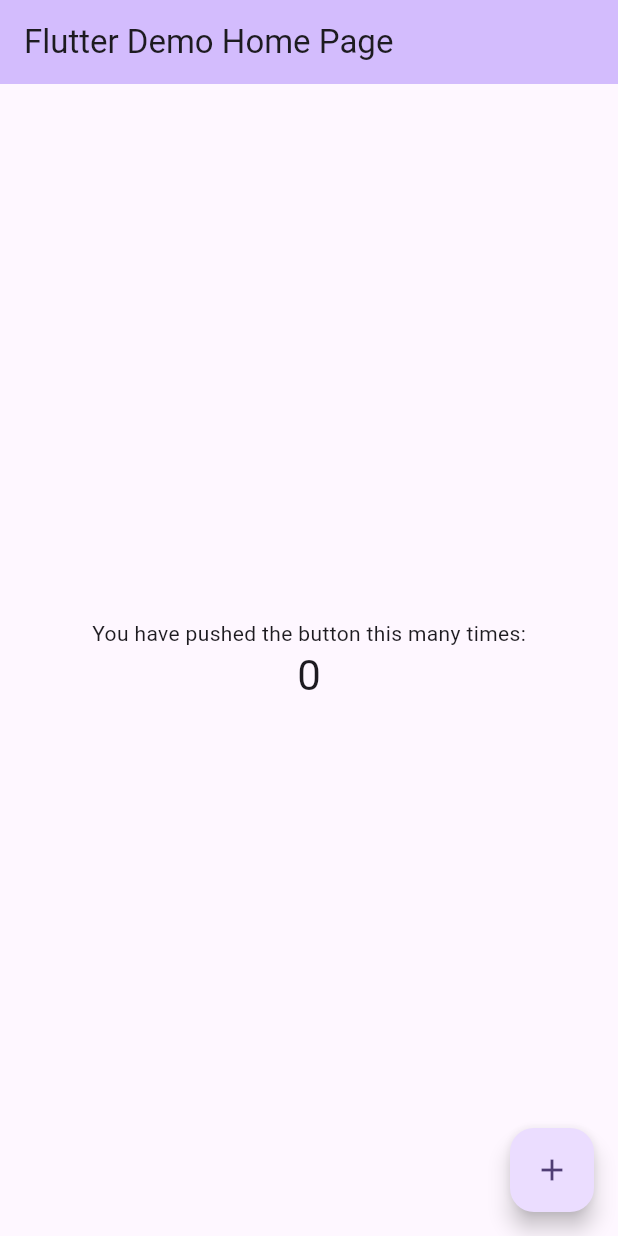
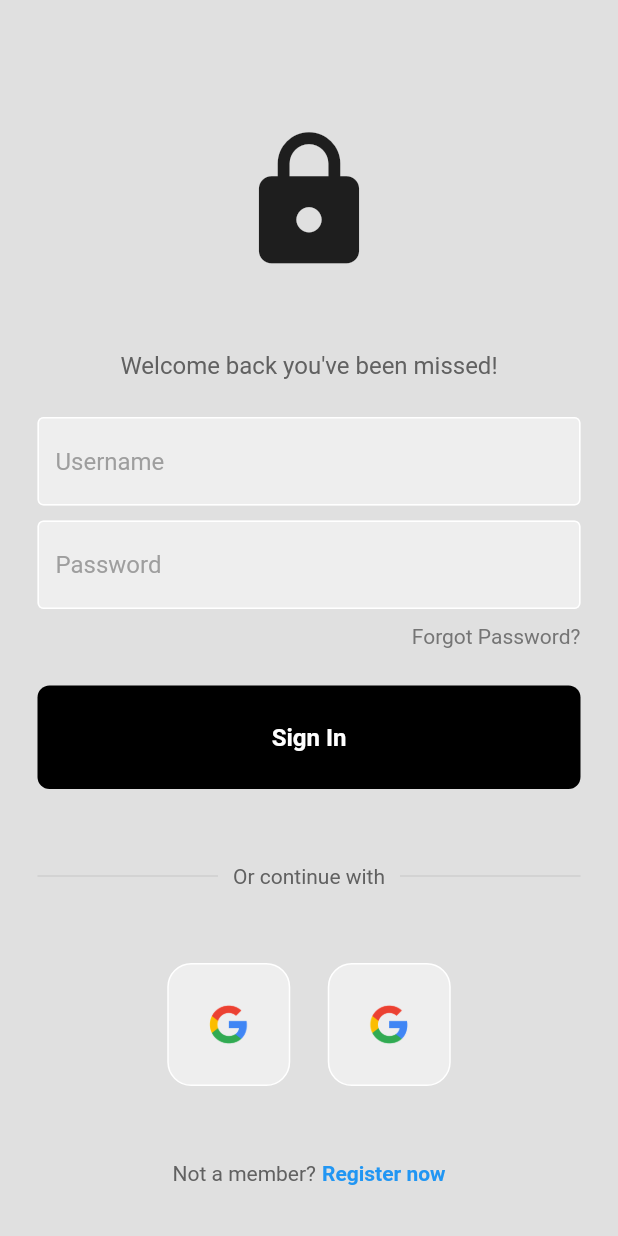
Before and after one commit to JiyaElsa02/Organic_ecommerceApp, a Flutter app: the screen it shows after launch, on a phone screen of 412 x 824 dp. Run offline on Flutter 3.47's test engine with Material 2 defaults, Android fonts, the light colour scheme and no system bars.

Commit message:
login_ui

```diff
--- /dev/null
+++ b/lib/components/my_button.dart
@@ -0,0 +1,32 @@
+import 'package:flutter/material.dart';
+
+class MyButton extends StatelessWidget {
+  final Function()? onTap;
+
+  const MyButton({super.key, required this.onTap});
+
+  @override
+  Widget build(BuildContext context) {
+    return GestureDetector(
+      onTap: onTap,
+      child: Container(
+        padding: const EdgeInsets.all(25),
+        margin: const EdgeInsets.symmetric(horizontal: 25),
+        decoration: BoxDecoration(
+          color: Colors.black,
+          borderRadius: BorderRadius.circular(8),
+        ),
+        child: const Center(
+          child: Text(
+            "Sign In",
+            style: TextStyle(
+              color: Colors.white,
+              fontWeight: FontWeight.bold,
+              fontSize: 16,
+            ),
+          ),
+        ),
+      ),
+    );
+  }
+}
--- /dev/null
+++ b/lib/components/my_textfield.dart
@@ -0,0 +1,36 @@
+import 'package:flutter/material.dart';
+
+class MyTextField extends StatelessWidget {
+  final controller;
+  final String hintText;
+  final bool obscureText;
+
+  const MyTextField({
+    super.key,
+    required this.controller,
+    required this.hintText,
+    required this.obscureText,
+  });
+
+  @override
+  Widget build(BuildContext context) {
+    return Padding(
+      padding: const EdgeInsets.symmetric(horizontal: 25.0),
+      child: TextField(
+        controller: controller,
+        obscureText: obscureText,
+        decoration: InputDecoration(
+          enabledBorder: const OutlineInputBorder(
+            borderSide: BorderSide(color: Colors.white),
+          ),
+          focusedBorder: OutlineInputBorder(
+            borderSide: BorderSide(color: Colors.grey.shade400),
+          ),
+          fillColor: Colors.grey.shade200,
+          filled: true,
+          hintText: hintText,
+          hintStyle: TextStyle(color: Colors.grey[500]),        ),
+      ),
+    );
+  }
+}
--- /dev/null
+++ b/lib/components/square_title.dart
@@ -0,0 +1,23 @@
+import 'package:flutter/material.dart';
+
+class SquareTile extends StatelessWidget {
+  final String imagePath;
+
+  const SquareTile({super.key, required this.imagePath});
+
+  @override
+  Widget build(BuildContext context) {
+    return Container(
+      padding: EdgeInsets.all(20),
+      decoration: BoxDecoration(
+        border: Border.all(color: Colors.white),
+        borderRadius: BorderRadius.circular(16),
+        color: Colors.grey[200],
+      ),
+      child: Image.asset(
+        imagePath,
+        height: 40,
+      ),
+    );
+  }
+}
--- a/lib/main.dart
+++ b/lib/main.dart
@@ -1,4 +1,6 @@
 import 'package:flutter/material.dart';
+import 'package:organic_ecommerce_app/pages/login_page.dart';
+
 
 void main() {
   runApp(const MyApp());
@@ -11,115 +13,8 @@ class MyApp extends StatelessWidget {
   @override
   Widget build(BuildContext context) {
     return MaterialApp(
-      title: 'Flutter Demo',
-      theme: ThemeData(
-        // This is the theme of your application.
-        //
-        // TRY THIS: Try running your application with "flutter run". You'll see
-        // the application has a blue toolbar. Then, without quitting the app,
-        // try changing the seedColor in the colorScheme below to Colors.green
-        // and then invoke "hot reload" (save your changes or press the "hot
-        // reload" button in a Flutter-supported IDE, or press "r" if you used
-        // the command line to start the app).
-        //
-        // Notice that the counter didn't reset back to zero; the application
-        // state is not lost during the reload. To reset the state, use hot
-        // restart instead.
-        //
-        // This works for code too, not just values: Most code changes can be
-        // tested with just a hot reload.
-        colorScheme: ColorScheme.fromSeed(seedColor: Colors.deepPurple),
-        useMaterial3: true,
-      ),
-      home: const MyHomePage(title: 'Flutter Demo Home Page'),
+      debugShowCheckedModeBanner: false,
+      home: LoginPage(),
     );
   }
 }
-
-class MyHomePage extends StatefulWidget {
-  const MyHomePage({super.key, required this.title});
-
-  // This widget is the home page of your application. It is stateful, meaning
-  // that it has a State object (defined below) that contains fields that affect
-  // how it looks.
-
-  // This class is the configuration for the state. It holds the values (in this
-  // case the title) provided by the parent (in this case the App widget) and
-  // used by the build method of the State. Fields in a Widget subclass are
-  // always marked "final".
-
-  final String title;
-
-  @override
-  State<MyHomePage> createState() => _MyHomePageState();
-}
-
-class _MyHomePageState extends State<MyHomePage> {
-  int _counter = 0;
-
-  void _incrementCounter() {
-    setState(() {
-      // This call to setState tells the Flutter framework that something has
-      // changed in this State, which causes it to rerun the build method below
-      // so that the display can reflect the updated values. If we changed
-      // _counter without calling setState(), then the build method would not be
-      // called again, and so nothing would appear to happen.
-      _counter++;
-    });
-  }
-
-  @override
-  Widget build(BuildContext context) {
-    // This method is rerun every time setState is called, for instance as done
-    // by the _incrementCounter method above.
-    //
-    // The Flutter framework has been optimized to make rerunning build methods
-    // fast, so that you can just rebuild anything that needs updating rather
-    // than having to individually change instances of widgets.
-    return Scaffold(
-      appBar: AppBar(
-        // TRY THIS: Try changing the color here to a specific color (to
-        // Colors.amber, perhaps?) and trigger a hot reload to see the AppBar
-        // change color while the other colors stay the same.
-        backgroundColor: Theme.of(context).colorScheme.inversePrimary,
-        // Here we take the value from the MyHomePage object that was created by
-        // the App.build method, and use it to set our appbar title.
-        title: Text(widget.title),
-      ),
-      body: Center(
-        // Center is a layout widget. It takes a single child and positions it
-        // in the middle of the parent.
-        child: Column(
-          // Column is also a layout widget. It takes a list of children and
-          // arranges them vertically. By default, it sizes itself to fit its
-          // children horizontally, and tries to be as tall as its parent.
-          //
-          // Column has various properties to control how it sizes itself and
-          // how it positions its children. Here we use mainAxisAlignment to
-          // center the children vertically; the main axis here is the vertical
-          // axis because Columns are vertical (the cross axis would be
-          // horizontal).
-          //
-          // TRY THIS: Invoke "debug painting" (choose the "Toggle Debug Paint"
-          // action in the IDE, or press "p" in the console), to see the
-          // wireframe for each widget.
-          mainAxisAlignment: MainAxisAlignment.center,
-          children: <Widget>[
-            const Text(
-              'You have pushed the button this many times:',
-            ),
-            Text(
-              '$_counter',
-              style: Theme.of(context).textTheme.headlineMedium,
-            ),
-          ],
-        ),
-      ),
-      floatingActionButton: FloatingActionButton(
-        onPressed: _incrementCounter,
-        tooltip: 'Increment',
-        child: const Icon(Icons.add),
-      ), // This trailing comma makes auto-formatting nicer for build methods.
-    );
-  }
-}
--- /dev/null
+++ b/lib/pages/login_page.dart
@@ -0,0 +1,153 @@
+import 'package:flutter/material.dart';
+import 'package:organic_ecommerce_app/components/my_button.dart';
+import 'package:organic_ecommerce_app/components/my_textfield.dart';
+import 'package:organic_ecommerce_app/components/square_title.dart';
+
+class LoginPage extends StatelessWidget {
+  LoginPage({super.key});
+
+  //text editing controllers
+  final usernameController = TextEditingController();
+  final passwordController = TextEditingController();
+
+// sign user in method
+  void signUserIn() {}
+
+  @override
+  Widget build(BuildContext context) {
+    return Scaffold(
+      backgroundColor: Colors.grey[300],
+      body: SafeArea(
+        child: Center(
+          child: Column(
+            mainAxisAlignment: MainAxisAlignment.center,
+            children: [
+              const SizedBox(height: 50),
+
+              //logo
+              const Icon(
+                Icons.lock,
+                size: 100,
+              ),
+
+              const SizedBox(height: 50),
+
+              //welcome
+              Text(
+                'Welcome back you\'ve been missed!',
+                style: TextStyle(
+                  color: Colors.grey[700],
+                  fontSize: 16,
+                ),
+              ),
+
+              const SizedBox(height: 25),
+
+              //username
+              MyTextField(
+                controller: usernameController,
+                hintText: 'Username',
+                obscureText: false,
+              ),
+
+              const SizedBox(height: 10),
+
+              //password
+              MyTextField(
+                controller: passwordController,
+                hintText: 'Password',
+                obscureText: true,
+              ),
+
+              const SizedBox(height: 10),
+
+              //forgot
+              Padding(
+                padding: const EdgeInsets.symmetric(horizontal: 25.0),
+                child: Row(
+                  mainAxisAlignment: MainAxisAlignment.end,
+                  children: [
+                    Text(
+                      'Forgot Password?',
+                      style: TextStyle(color: Colors.grey[600]),
+                    ),
+                  ],
+                ),
+              ),
+
+              const SizedBox(height: 25),
+              //signin
+              MyButton(
+                onTap: signUserIn,
+              ),
+
+              const SizedBox(height: 50),
+
+              //or continue with
+
+              Padding(
+                padding: const EdgeInsets.symmetric(horizontal: 25.0),
+                child: Row(
+                  children: [
+                    Expanded(
+                      child: Divider(
+                        thickness: 0.5,
+                        color: Colors.grey[400],
+                      ),
+                    ),
+                    Padding(
+                      padding: const EdgeInsets.symmetric(horizontal: 10.0),
+                      child: Text(
+                        'Or continue with',
+                        style: TextStyle(color: Colors.grey[700]),
+                      ),
+                    ),
+                    Expanded(
+                      child: Divider(
+                        thickness: 0.5,
+                        color: Colors.grey[400],
+                      ),
+                    ),
+                  ],
+                ),
+              ),
+
+              const SizedBox(height: 50),
+
+              //googlesignin
+              Row(
+                mainAxisAlignment: MainAxisAlignment.center,
+                children: const [
+                  SquareTile(imagePath: 'lib/images/G.png'),
+                  SizedBox(width: 25),
+                  SquareTile(imagePath: 'lib/images/G.png')
+                ],
+              ),
+
+              const SizedBox(height: 50),
+
+              //register now
+              Row(
+                mainAxisAlignment: MainAxisAlignment.center,
+                children: [
+                  Text(
+                    'Not a member?',
+                    style: TextStyle(color: Colors.grey[700]),
+                  ),
+                  const SizedBox(width: 4),
+                  const Text(
+                    'Register now',
+                    style: TextStyle(
+                      color: Colors.blue,
+                      fontWeight: FontWeight.bold,
+                    ),
+                  ),
+                ],
+              )
+            ],
+          ),
+        ),
+      ),
+    );
+  }
+}
--- a/pubspec.yaml
+++ b/pubspec.yaml
@@ -59,9 +59,9 @@ flutter:
   uses-material-design: true
 
   # To add assets to your application, add an assets section, like this:
-  # assets:
-  #   - images/a_dot_burr.jpeg
-  #   - images/a_dot_ham.jpeg
+  assets:
+    - lib/images/
+    # - images/a_dot_ham.jpeg
 
   # An image asset can refer to one or more resolution-specific "variants", see
   # https://flutter.dev/assets-and-images/#resolution-aware
```
Also changed, not shown: lib/images/G.png (added).
